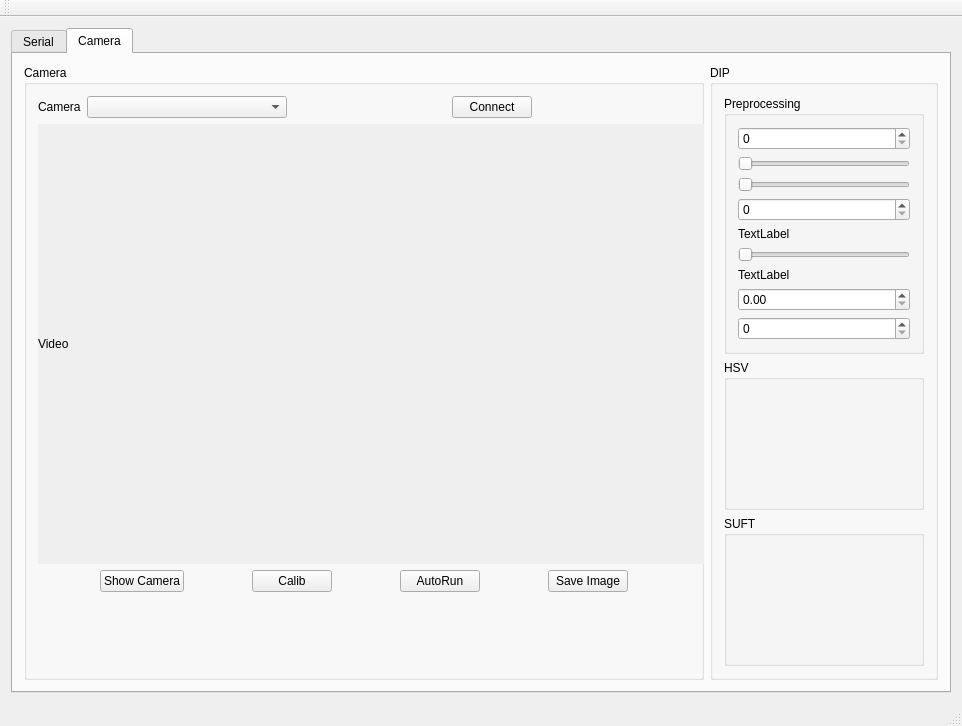
Old version of the form mainwindow.ui in the repository darkdragon276/ROBOT_5DOF_GUI.
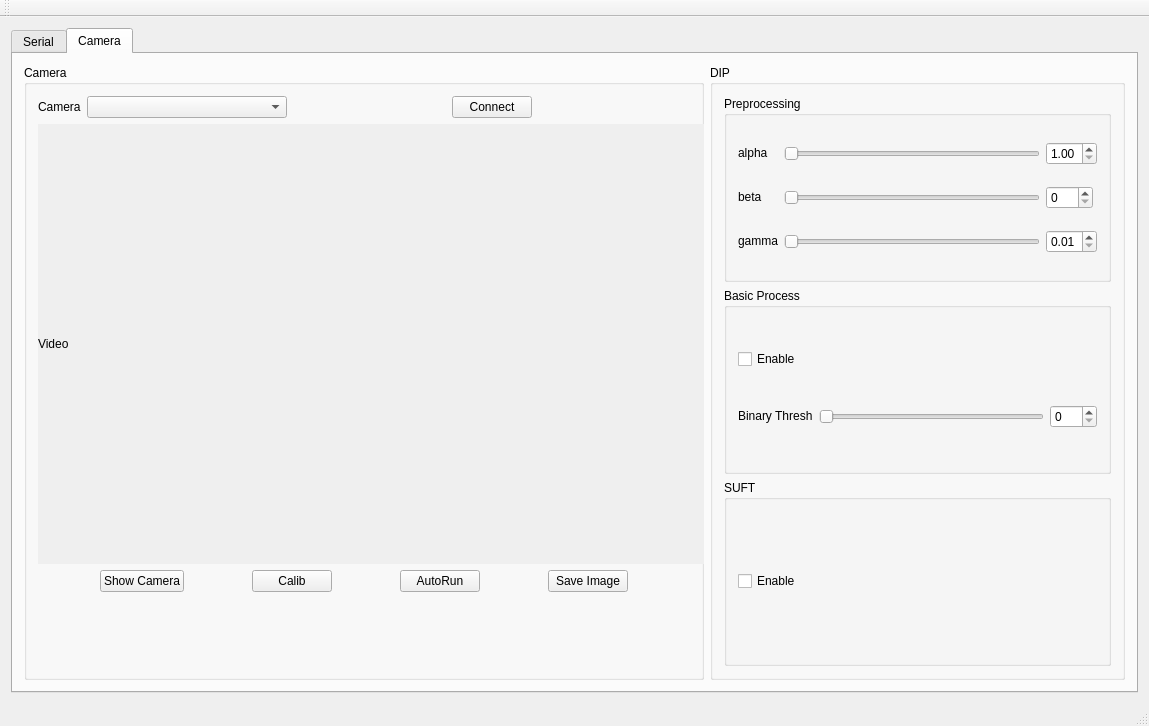
New version of the form. The open tabs and pages were chosen to show the change. Custom widgets are drawn as their Qt base class.

Commit message: add slider + spinbox, connect slider + spinbox to imageprocess class => setParameter, move suft function to imageprocess class, create basicThreshold; add processMode_t include null, suft, basic thresh; save parameter(alpha, beta, gamma, threshbinary) to file and reload when open app

The edit to the form file:
```diff
--- a/mainwindow.ui
+++ b/mainwindow.ui
@@ -6,7 +6,7 @@
    <rect>
     <x>0</x>
     <y>0</y>
-    <width>946</width>
+    <width>1149</width>
     <height>726</height>
    </rect>
   </property>
@@ -841,53 +841,159 @@
              <property name="title">
               <string>Preprocessing</string>
              </property>
-             <layout class="QVBoxLayout" name="verticalLayout_7">
-              <item>
-               <widget class="QSpinBox" name="spinBox_3"/>
+             <layout class="QGridLayout" name="gridLayout_3">
+              <item row="4" column="0">
+               <widget class="QLabel" name="label_gamma">
+                <property name="sizePolicy">
+                 <sizepolicy hsizetype="Fixed" vsizetype="Fixed">
+                  <horstretch>0</horstretch>
+                  <verstretch>0</verstretch>
+                 </sizepolicy>
+                </property>
+                <property name="text">
+                 <string>gamma</string>
+                </property>
+               </widget>
               </item>
-              <item>
-               <widget class="QSlider" name="horizontalSlider_2">
+              <item row="0" column="2">
+               <widget class="QSlider" name="horizontalSlider_alpha">
+                <property name="minimumSize">
+                 <size>
+                  <width>200</width>
+                  <height>0</height>
+                 </size>
+                </property>
+                <property name="minimum">
+                 <number>0</number>
+                </property>
+                <property name="maximum">
+                 <number>200</number>
+                </property>
                 <property name="orientation">
                  <enum>Qt::Horizontal</enum>
                 </property>
                </widget>
               </item>
-              <item>
-               <widget class="QSlider" name="horizontalSlider_3">
+              <item row="3" column="0">
+               <widget class="QLabel" name="label_beta">
+                <property name="sizePolicy">
+                 <sizepolicy hsizetype="Fixed" vsizetype="Fixed">
+                  <horstretch>0</horstretch>
+                  <verstretch>0</verstretch>
+                 </sizepolicy>
+                </property>
+                <property name="text">
+                 <string>beta</string>
+                </property>
+               </widget>
+              </item>
+              <item row="3" column="2">
+               <widget class="QSlider" name="horizontalSlider_beta">
+                <property name="minimumSize">
+                 <size>
+                  <width>200</width>
+                  <height>0</height>
+                 </size>
+                </property>
+                <property name="minimum">
+                 <number>0</number>
+                </property>
+                <property name="maximum">
+                 <number>100</number>
+                </property>
                 <property name="orientation">
                  <enum>Qt::Horizontal</enum>
                 </property>
                </widget>
               </item>
-              <item>
-               <widget class="QSpinBox" name="spinBox"/>
-              </item>
-              <item>
-               <widget class="QLabel" name="label">
+              <item row="0" column="0">
+               <widget class="QLabel" name="label_alpha">
+                <property name="sizePolicy">
+                 <sizepolicy hsizetype="Fixed" vsizetype="Fixed">
+                  <horstretch>0</horstretch>
+                  <verstretch>0</verstretch>
+                 </sizepolicy>
+                </property>
                 <property name="text">
-                 <string>TextLabel</string>
+                 <string>alpha</string>
                 </property>
                </widget>
               </item>
-              <item>
-               <widget class="QSlider" name="horizontalSlider">
+              <item row="4" column="2">
+               <widget class="QSlider" name="horizontalSlider_gamma">
+                <property name="minimumSize">
+                 <size>
+                  <width>200</width>
+                  <height>0</height>
+                 </size>
+                </property>
+                <property name="minimum">
+                 <number>1</number>
+                </property>
+                <property name="maximum">
+                 <number>100</number>
+                </property>
                 <property name="orientation">
                  <enum>Qt::Horizontal</enum>
                 </property>
                </widget>
               </item>
-              <item>
-               <widget class="QLabel" name="label_2">
-                <property name="text">
-                 <string>TextLabel</string>
+              <item row="4" column="3">
+               <widget class="QDoubleSpinBox" name="doubleSpinBox_gamma">
+                <property name="sizePolicy">
+                 <sizepolicy hsizetype="Fixed" vsizetype="Fixed">
+                  <horstretch>0</horstretch>
+                  <verstretch>0</verstretch>
+                 </sizepolicy>
                 </property>
+                <property name="minimum">
+                 <double>0.010000000000000</double>
+                </property>
+                <property name="maximum">
+                 <double>1.000000000000000</double>
+                </property>
                </widget>
               </item>
-              <item>
-               <widget class="QDoubleSpinBox" name="doubleSpinBox"/>
+              <item row="0" column="3">
+               <widget class="QDoubleSpinBox" name="doubleSpinBox_alpha">
+                <property name="sizePolicy">
+                 <sizepolicy hsizetype="Fixed" vsizetype="Fixed">
+                  <horstretch>0</horstretch>
+                  <verstretch>0</verstretch>
+                 </sizepolicy>
+                </property>
+                <property name="decimals">
+                 <number>2</number>
+                </property>
+                <property name="minimum">
+                 <double>1.000000000000000</double>
+                </property>
+                <property name="maximum">
+                 <double>3.000000000000000</double>
+                </property>
+                <property name="singleStep">
+                 <double>0.100000000000000</double>
+                </property>
+               </widget>
               </item>
-              <item>
-               <widget class="QSpinBox" name="spinBox_2"/>
+              <item row="3" column="3">
+               <widget class="QDoubleSpinBox" name="doubleSpinBox_beta">
+                <property name="sizePolicy">
+                 <sizepolicy hsizetype="Fixed" vsizetype="Fixed">
+                  <horstretch>0</horstretch>
+                  <verstretch>0</verstretch>
+                 </sizepolicy>
+                </property>
+                <property name="decimals">
+                 <number>0</number>
+                </property>
+                <property name="minimum">
+                 <double>0.000000000000000</double>
+                </property>
+                <property name="maximum">
+                 <double>100.000000000000000</double>
+                </property>
+               </widget>
               </item>
              </layout>
             </widget>
@@ -895,8 +1001,68 @@
            <item>
             <widget class="QGroupBox" name="groupBox_HSV">
              <property name="title">
-              <string>HSV</string>
+              <string>Basic Process</string>
              </property>
+             <layout class="QGridLayout" name="gridLayout_5">
+              <item row="1" column="0">
+               <widget class="QLabel" name="label_BasicBinaryThresh">
+                <property name="sizePolicy">
+                 <sizepolicy hsizetype="Fixed" vsizetype="Fixed">
+                  <horstretch>0</horstretch>
+                  <verstretch>0</verstretch>
+                 </sizepolicy>
+                </property>
+                <property name="text">
+                 <string>Binary Thresh</string>
+                </property>
+               </widget>
+              </item>
+              <item row="1" column="1">
+               <widget class="QSlider" name="horizontalSlider_BasicBinaryThresh">
+                <property name="minimumSize">
+                 <size>
+                  <width>200</width>
+                  <height>0</height>
+                 </size>
+                </property>
+                <property name="minimum">
+                 <number>0</number>
+                </property>
+                <property name="maximum">
+                 <number>255</number>
+                </property>
+                <property name="orientation">
+                 <enum>Qt::Horizontal</enum>
+                </property>
+               </widget>
+              </item>
+              <item row="0" column="0">
+               <widget class="QCheckBox" name="checkBox_EnableHSV">
+                <property name="text">
+                 <string>Enable</string>
+                </property>
+               </widget>
+              </item>
+              <item row="1" column="2">
+               <widget class="QDoubleSpinBox" name="doubleSpinBox_BinaryThresh">
+                <property name="sizePolicy">
+                 <sizepolicy hsizetype="Fixed" vsizetype="Fixed">
+                  <horstretch>0</horstretch>
+                  <verstretch>0</verstretch>
+                 </sizepolicy>
+                </property>
+                <property name="decimals">
+                 <number>0</number>
+                </property>
+                <property name="minimum">
+                 <double>0.000000000000000</double>
+                </property>
+                <property name="maximum">
+                 <double>255.000000000000000</double>
+                </property>
+               </widget>
+              </item>
+             </layout>
             </widget>
            </item>
            <item>
@@ -904,6 +1070,15 @@
              <property name="title">
               <string>SUFT</string>
              </property>
+             <layout class="QGridLayout" name="gridLayout_6">
+              <item row="0" column="0">
+               <widget class="QCheckBox" name="checkBox_EnableSUFT">
+                <property name="text">
+                 <string>Enable</string>
+                </property>
+               </widget>
+              </item>
+             </layout>
             </widget>
            </item>
           </layout>
```
Left out of the diff: 8 changed lines with no effect on the pictures. The commit also changes 7 other files.
